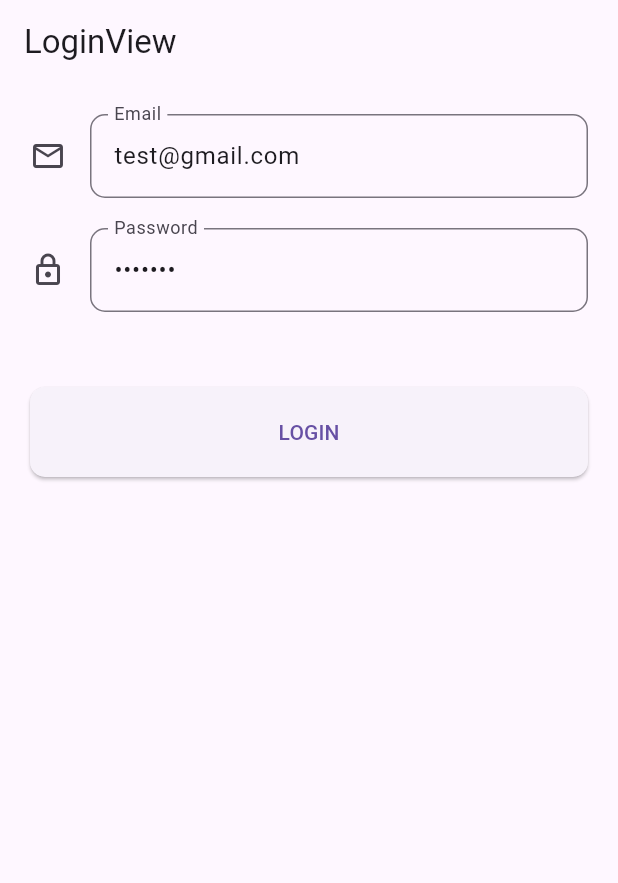
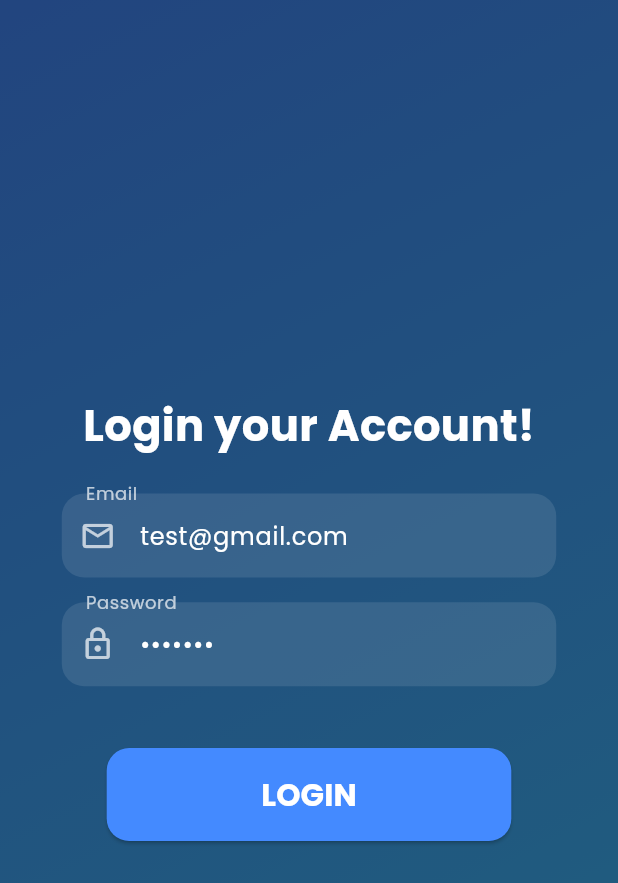
Before and after one commit to iqbalsuwandi20/qr-code, a Flutter app: the screen it shows after launch, on a phone screen of 412 x 824 dp. Shown: the top 883 px of the screen. Run offline on Flutter 3.47's test engine with Material 3 defaults, Android fonts, the phone set to English and light mode, and no system bars; our stand-ins replace bloc, cloud_firestore, firebase_auth, firebase_core, flutter_bloc, go_router and 5 more; missing offline and left inert: flutter_barcode_scanner; accounts and stored records are empty; project files that could hold a hidden picture were left out.

Commit message:
styling login

```diff
--- a/lib/pages/introduction/introduction_view.dart
+++ b/lib/pages/introduction/introduction_view.dart
@@ -59,7 +59,7 @@ class IntroductionView extends StatelessWidget {
                   ),
                   SizedBox(height: MediaQuery.of(context).size.height * 0.05),
                   Text(
-                    'Welcome to Our App',
+                    'Welcome to QR Apps',
                     style: GoogleFonts.poppins(
                       fontSize: MediaQuery.of(context).size.width * 0.07,
                       fontWeight: FontWeight.bold,
--- a/lib/pages/login/login_view.dart
+++ b/lib/pages/login/login_view.dart
@@ -1,5 +1,5 @@
 import 'package:flutter/material.dart';
-
+import 'package:google_fonts/google_fonts.dart';
 import '../../logic/bloc.dart';
 import '../../routes/router.dart';
 
@@ -14,12 +14,37 @@ class LoginView extends StatelessWidget {
   @override
   Widget build(BuildContext context) {
     return Scaffold(
-      appBar: AppBar(
-        title: Text("LoginView"),
+      body: Stack(
+        children: [
+          Container(
+            decoration: const BoxDecoration(
+              gradient: LinearGradient(
+                colors: [Colors.blueAccent, Colors.lightBlueAccent],
+                begin: Alignment.topLeft,
+                end: Alignment.bottomRight,
               ),
-      body: ListView(
-        padding: EdgeInsets.all(20),
+            ),
+          ),
+          Container(
+            color: Colors.black.withOpacity(0.5),
+          ),
+          Center(
+            child: SingleChildScrollView(
+              padding: EdgeInsets.symmetric(
+                  horizontal: MediaQuery.of(context).size.width * 0.1),
+              child: Column(
+                mainAxisAlignment: MainAxisAlignment.center,
                 children: [
+                  Text(
+                    'Login your Account!',
+                    textAlign: TextAlign.left,
+                    style: GoogleFonts.poppins(
+                      fontSize: MediaQuery.of(context).size.width * 0.07,
+                      fontWeight: FontWeight.bold,
+                      color: Colors.white,
+                    ),
+                  ),
+                  SizedBox(height: MediaQuery.of(context).size.height * 0.03),
                   TextField(
                     controller: emailController,
                     autocorrect: false,
@@ -27,13 +52,19 @@ class LoginView extends StatelessWidget {
                     keyboardType: TextInputType.emailAddress,
                     decoration: InputDecoration(
                       labelText: "Email",
-              icon: Icon(Icons.email_outlined),
+                      labelStyle: GoogleFonts.poppins(color: Colors.white70),
+                      prefixIcon: const Icon(Icons.email_outlined,
+                          color: Colors.white70),
+                      filled: true,
+                      fillColor: Colors.white.withOpacity(0.1),
                       border: OutlineInputBorder(
-                borderRadius: BorderRadius.circular(10),
+                        borderRadius: BorderRadius.circular(15),
+                        borderSide: BorderSide.none,
                       ),
                     ),
+                    style: GoogleFonts.poppins(color: Colors.white),
                   ),
-          SizedBox(height: 20),
+                  SizedBox(height: MediaQuery.of(context).size.height * 0.02),
                   TextField(
                     controller: passwordController,
                     autocorrect: false,
@@ -41,18 +72,28 @@ class LoginView extends StatelessWidget {
                     obscureText: true,
                     decoration: InputDecoration(
                       labelText: "Password",
-              icon: Icon(Icons.lock_outlined),
+                      labelStyle: GoogleFonts.poppins(color: Colors.white70),
+                      prefixIcon: const Icon(Icons.lock_outlined,
+                          color: Colors.white70),
+                      filled: true,
+                      fillColor: Colors.white.withOpacity(0.1),
                       border: OutlineInputBorder(
-                borderRadius: BorderRadius.circular(10),
+                        borderRadius: BorderRadius.circular(15),
+                        borderSide: BorderSide.none,
                       ),
                     ),
+                    style: GoogleFonts.poppins(color: Colors.white),
                   ),
-          SizedBox(height: 50),
+                  SizedBox(height: MediaQuery.of(context).size.height * 0.05),
                   ElevatedButton(
                     style: ElevatedButton.styleFrom(
-              padding: EdgeInsets.symmetric(vertical: 20),
+                      backgroundColor: Colors.blueAccent,
+                      padding: EdgeInsets.symmetric(
+                        vertical: MediaQuery.of(context).size.height * 0.02,
+                        horizontal: MediaQuery.of(context).size.width * 0.25,
+                      ),
                       shape: RoundedRectangleBorder(
-                borderRadius: BorderRadius.circular(10),
+                        borderRadius: BorderRadius.circular(15),
                       ),
                     ),
                     onPressed: () {
@@ -67,16 +108,36 @@ class LoginView extends StatelessWidget {
                           context.goNamed(RouterName.home);
                         }
                         if (state is AuthStateError) {
-                  ScaffoldMessenger.of(context)
-                      .showSnackBar(SnackBar(content: Text(state.message)));
+                          ScaffoldMessenger.of(context).showSnackBar(
+                            SnackBar(content: Text(state.message)),
+                          );
                         }
                       },
                       builder: (context, state) {
                         if (state is AuthStateLoading) {
-                  return Text("LOADING..");
+                          return Text(
+                            "LOADING..",
+                            style: GoogleFonts.poppins(
+                              fontSize:
+                                  MediaQuery.of(context).size.width * 0.05,
+                              fontWeight: FontWeight.bold,
+                              color: Colors.white,
+                            ),
+                          );
                         }
-                return Text("LOGIN");
+                        return Text(
+                          "LOGIN",
+                          style: GoogleFonts.poppins(
+                            fontSize: MediaQuery.of(context).size.width * 0.05,
+                            fontWeight: FontWeight.bold,
+                            color: Colors.white,
+                          ),
+                        );
                       },
+                    ),
+                  ),
+                ],
+              ),
             ),
           ),
         ],
```
Lines whose indentation alone changed are shown as unchanged.
